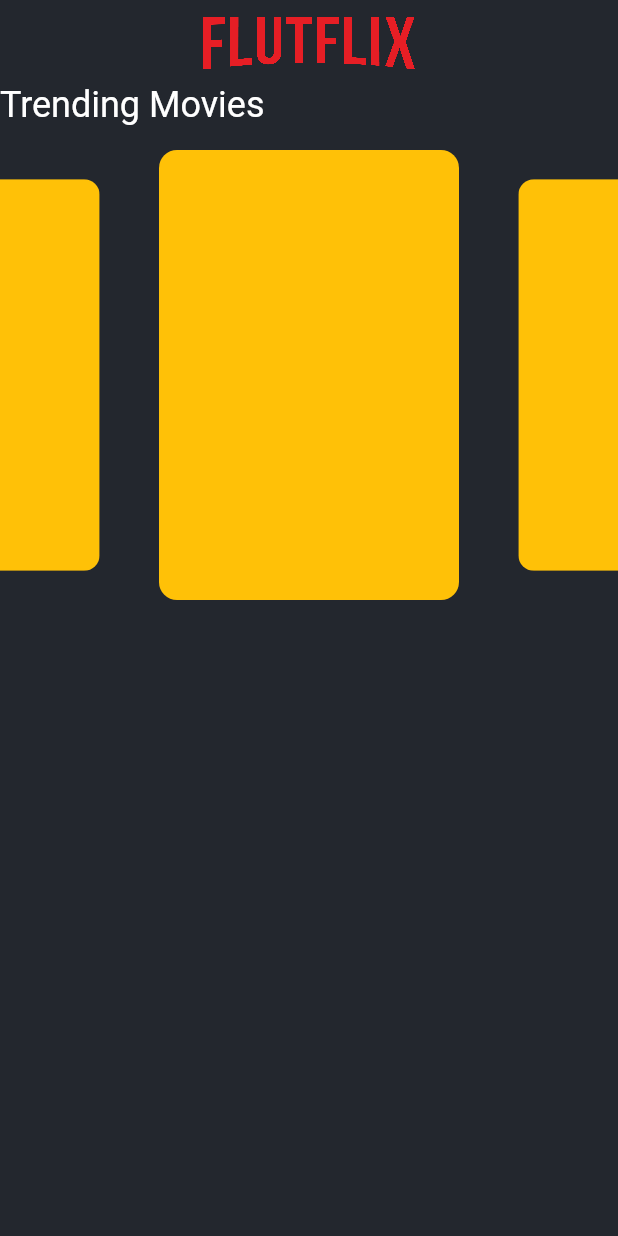
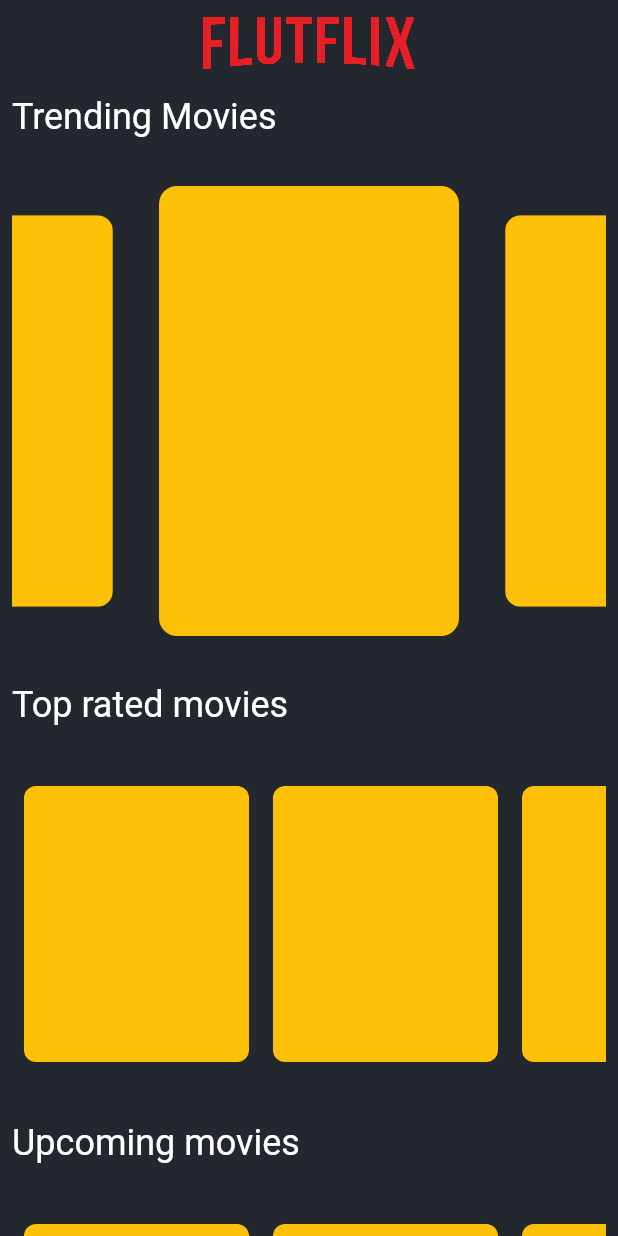
Before and after one commit to nhquy93/flutix, a Flutter app: the screen it shows after launch, on a phone screen of 412 x 824 dp. Run offline on Flutter 3.47's test engine with Material 2 defaults, Android fonts, the phone set to English and light mode, and no system bars; drawn by our look-alikes of carousel_slider; our stand-ins replace google_fonts.

Commit message:
update code

```diff
--- a/lib/home_screen.dart
+++ b/lib/home_screen.dart
@@ -1,6 +1,8 @@
 import 'package:flutter/material.dart';
-import 'package:carousel_slider/carousel_slider.dart';
 import 'package:google_fonts/google_fonts.dart';
+
+import 'widgets/movies_slider.dart';
+import 'widgets/trending_slider.dart';
 
 class HomeScreen extends StatefulWidget {
   const HomeScreen({super.key});
@@ -26,6 +28,8 @@ class _HomeScreenState extends State<HomeScreen> {
         ),
         body: SingleChildScrollView(
             physics: const BouncingScrollPhysics(),
+            child: Padding(
+              padding: const EdgeInsets.all(8.0),
               child: Column(
                 crossAxisAlignment: CrossAxisAlignment.start,
                 children: [
@@ -33,27 +37,24 @@ class _HomeScreenState extends State<HomeScreen> {
                     "Trending Movies",
                     style: GoogleFonts.aBeeZee(fontSize: 24),
                   ),
-                const SizedBox(height: 16),
-                SizedBox(
-                  width: double.infinity,
-                  child: CarouselSlider.builder(
-                    itemCount: 10,
-                    options: CarouselOptions(
-                      height: 300,
-                      autoPlay: true,
-                      viewportFraction: 0.55,
-                      enlargeCenterPage: true,
-                      pageSnapping: true,
-                      autoPlayCurve: Curves.fastOutSlowIn,
-                      autoPlayAnimationDuration: const Duration(seconds: 3),
+                  const SizedBox(height: 32.0),
+                  const TrendingSlider(),
+                  const SizedBox(height: 32.0),
+                  Text(
+                    "Top rated movies",
+                    style: GoogleFonts.aBeeZee(fontSize: 24),
                   ),
-                    itemBuilder: (ctx, itemIdx, pageViewIdx) => ClipRRect(
-                        borderRadius: BorderRadius.circular(12),
-                        child: Container(
-                            height: 300, width: 200, color: Colors.amber)),
+                  const SizedBox(height: 32.0),
+                  const MoviesSlider(),
+                  const SizedBox(height: 32.0),
+                  Text(
+                    "Upcoming movies",
+                    style: GoogleFonts.aBeeZee(fontSize: 24),
                   ),
+                  const SizedBox(height: 32.0),
+                  const MoviesSlider(),
+                ],
               ),
-              ],
             )));
   }
 }
--- /dev/null
+++ b/lib/widgets/movies_slider.dart
@@ -0,0 +1,34 @@
+import 'package:flutter/material.dart';
+
+class MoviesSlider extends StatelessWidget {
+  const MoviesSlider({
+    super.key,
+  });
+
+  @override
+  Widget build(BuildContext context) {
+    const hBox = 200.0;
+    const radius = 8.0;
+
+    return SizedBox(
+      height: hBox,
+      width: double.infinity,
+      child: ListView.builder(
+        scrollDirection: Axis.horizontal,
+        physics: const BouncingScrollPhysics(),
+        itemCount: 10,
+        itemBuilder: (ctx, idx) => Padding(
+          padding: const EdgeInsets.all(radius),
+          child: ClipRRect(
+            borderRadius: BorderRadius.circular(radius),
+            child: Container(
+              color: Colors.amber,
+              height: hBox,
+              width: 150,
+            ),
+          ),
+        ),
+      ),
+    );
+  }
+}
--- /dev/null
+++ b/lib/widgets/trending_slider.dart
@@ -0,0 +1,35 @@
+import 'package:flutter/material.dart';
+import 'package:carousel_slider/carousel_slider.dart';
+
+class TrendingSlider extends StatelessWidget {
+  const TrendingSlider({
+    super.key,
+  });
+
+  @override
+  Widget build(BuildContext context) {
+    const hSlide = 300.0;
+    const vpFraction = 0.55;
+    const sDuration = 3;
+    const radius = 12.0;
+
+    return SizedBox(
+      width: double.infinity,
+      child: CarouselSlider.builder(
+        itemCount: 10,
+        options: CarouselOptions(
+          height: hSlide,
+          autoPlay: true,
+          viewportFraction: vpFraction,
+          enlargeCenterPage: true,
+          pageSnapping: true,
+          autoPlayCurve: Curves.fastOutSlowIn,
+          autoPlayAnimationDuration: const Duration(seconds: sDuration),
+        ),
+        itemBuilder: (ctx, itemIdx, pageViewIdx) => ClipRRect(
+            borderRadius: BorderRadius.circular(radius),
+            child: Container(height: 300, width: 200, color: Colors.amber)),
+      ),
+    );
+  }
+}
```
Lines whose indentation alone changed are shown as unchanged.
